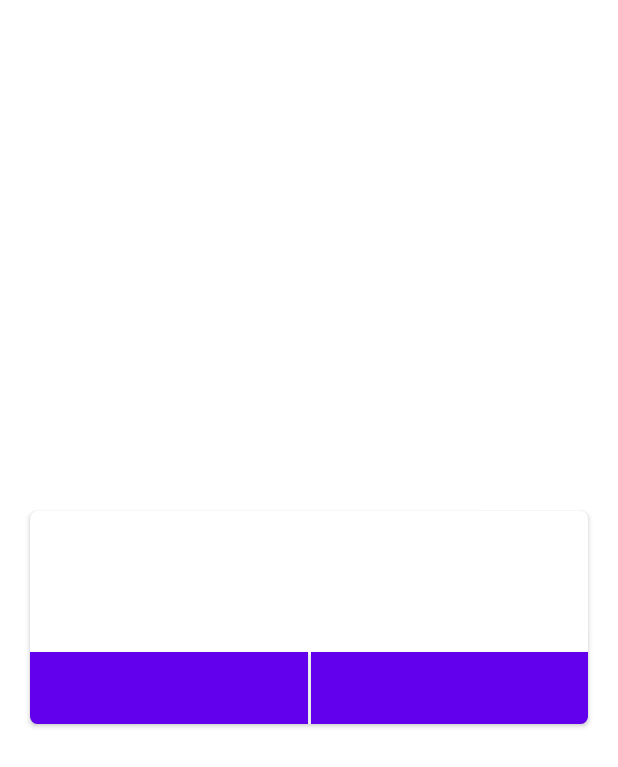
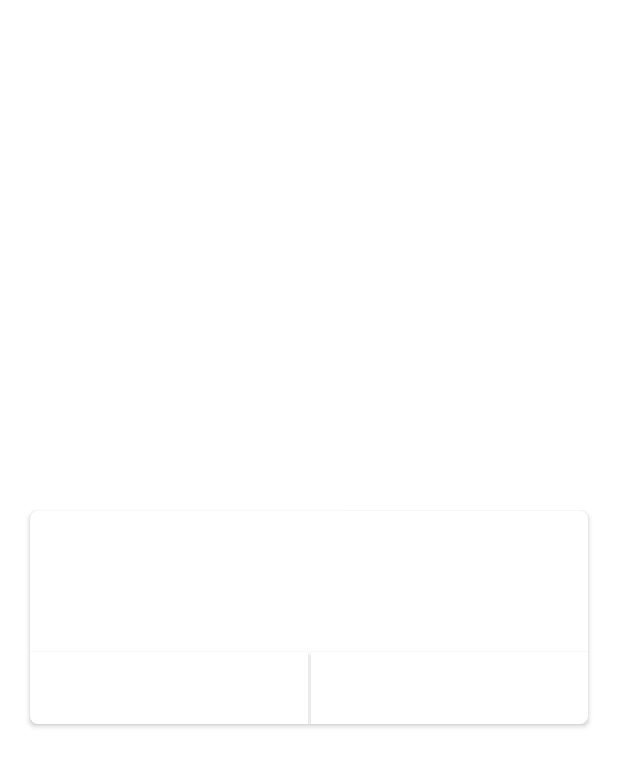
Before and after one commit to HusnainNasir/StubProjectJava, an Android app: the layout custom_alert_dialog_layout.xml on its own in the app's theme, with its tools: preview values and no code run, on a phone screen of 412 x 824 dp. Shown: the top 767 px of the screen. Run offline under Robolectric (Android 15) with nearby library versions, the phone set to English and light mode, and no system bars.

Commit message:
First Commit

```diff
--- a/app/src/main/java/com/example/mainthings/utils/AlertDialogs.java
+++ b/app/src/main/java/com/example/mainthings/utils/AlertDialogs.java
@@ -35,7 +35,7 @@ public class AlertDialogs {
     }
 
     // CUSTOM ALERT DIALOG
-    public void showAlertDialog(Context context , String headingText , String subHeadingText , String positiveText , String negativeText , boolean hideButton  , final OnClickCallback onClick){
+    public static void showAlertDialog(Context context , String headingText , String subHeadingText , String positiveText , String negativeText , boolean hideButton  , final OnClickCallback onClick){
 
         if(context == null)
             return;
--- a/app/src/main/res/layout/custom_alert_dialog_layout.xml
+++ b/app/src/main/res/layout/custom_alert_dialog_layout.xml
@@ -43,7 +43,7 @@
 
 
 
-        <Button
+        <com.google.android.material.button.MaterialButton
             android:id="@+id/noButton"
             android:layout_width="0dp"
             android:layout_height="wrap_content"
@@ -51,8 +51,8 @@
             android:background="@color/white"
             android:padding="3dp"
             android:textSize="14sp"
-            android:backgroundTint="@color/black"
             android:layout_marginTop="20dp"
+            app:backgroundTint="@color/white"
             app:layout_constraintTop_toBottomOf="@+id/subHeading"
             app:layout_constraintBottom_toBottomOf="parent"
             app:layout_constraintEnd_toStartOf="@+id/yesButton"
@@ -70,7 +70,7 @@
             app:layout_constraintBottom_toBottomOf="parent"
             app:layout_constraintLeft_toRightOf="@+id/yesButton"/>
 
-        <Button
+        <com.google.android.material.button.MaterialButton
             android:id="@+id/yesButton"
             android:layout_width="0dp"
             android:layout_height="wrap_content"
@@ -78,7 +78,7 @@
             android:textColor="@color/colorPrimary"
             android:padding="3dp"
             android:textSize="14sp"
-            android:backgroundTint="@color/white"
+            app:backgroundTint="@color/white"
             app:layout_constraintBottom_toBottomOf="parent"
             app:layout_constraintEnd_toEndOf="parent"
             app:layout_constraintHorizontal_bias="0.5"
--- a/app/src/main/res/values-night/themes.xml
+++ b/app/src/main/res/values-night/themes.xml
@@ -3,7 +3,7 @@
     <style name="Theme.MainThings" parent="Theme.MaterialComponents.DayNight.DarkActionBar">
         <!-- Primary brand color. -->
         <item name="colorPrimary">@color/purple_200</item>
-        <item name="colorPrimaryVariant">@color/purple_700</item>
+        <item name="colorPrimaryVariant">@color/white</item>
         <item name="colorOnPrimary">@color/black</item>
         <!-- Secondary brand color. -->
         <item name="colorSecondary">@color/teal_200</item>
--- a/app/src/main/res/values/strings.xml
+++ b/app/src/main/res/values/strings.xml
@@ -1,3 +1,7 @@
 <resources>
     <string name="app_name">MainThings</string>
+    <string name="location_setting">Location Setting</string>
+    <string name="enableLocation">Your location seems to be disabled , do you want to enable it</string>
+    <string name="setting">Setting</string>
+    <string name="cancel">Cancel</string>
 </resources>
```
Also changed, not shown: app/src/main/java/com/example/mainthings/BaseActivity.java (+42 -1 lines).
